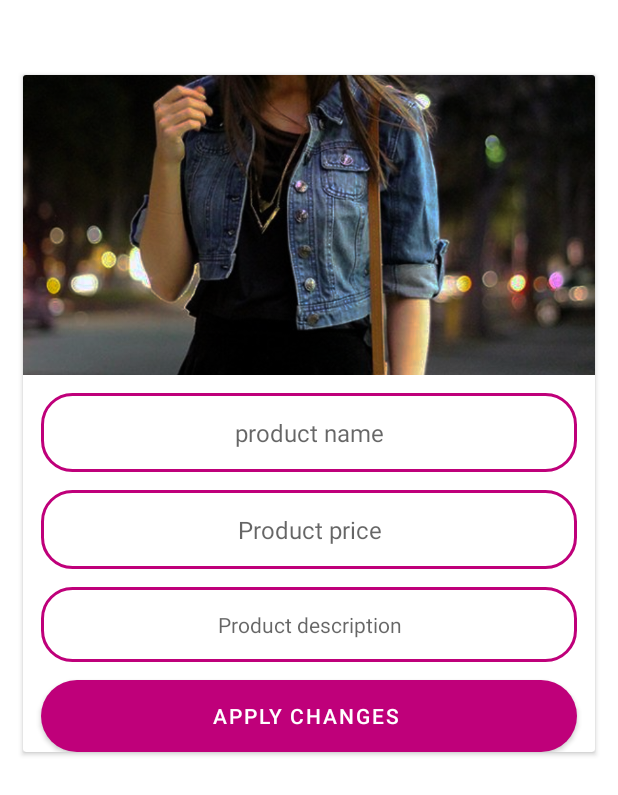
After one commit to BeautyOfPrograming/MyOnlineShop, an Android app: the layout activity_maintain.xml on its own in the app's theme, with its tools: preview values and no code run, on a phone screen of 412 x 824 dp. The commit adds this screen. Shown: the top 795 px of the screen. Run offline under Robolectric (Android 15) with nearby library versions, the phone set to English and light mode, and no system bars.

Commit message:
adding maintain activity

```diff
--- a/app/src/main/AndroidManifest.xml
+++ b/app/src/main/AndroidManifest.xml
@@ -11,7 +11,8 @@
         android:label="@string/app_name"
         android:roundIcon="@mipmap/ic_launcher_round"
         android:supportsRtl="true">
-        <activity android:name=".SearchActivity"></activity>
+        <activity android:name=".MaintainActivity"></activity>
+        <activity android:name=".SearchActivity" />
         <activity android:name=".AdminUserProductActivity" />
         <activity android:name=".AdminNewOrderActivity" />
         <activity android:name=".ConfirmFinalOrderActivity" />
--- a/app/src/main/java/com/example/myonlineshop/SearchActivity.java
+++ b/app/src/main/java/com/example/myonlineshop/SearchActivity.java
@@ -33,9 +33,9 @@ public class SearchActivity extends AppCompatActivity {
     @Override
     protected void onCreate(Bundle savedInstanceState) {
         super.onCreate(savedInstanceState);
-        setContentView(R.layout.activity_search);
 
 
+        setContentView(R.layout.activity_search);
         searchBtn = findViewById(R.id.searchBtn);
         searchBox = findViewById(R.id.searchBox);
 
--- /dev/null
+++ b/app/src/main/res/layout/activity_maintain.xml
@@ -0,0 +1,81 @@
+<?xml version="1.0" encoding="utf-8"?>
+<androidx.cardview.widget.CardView xmlns:android="http://schemas.android.com/apk/res/android"
+    xmlns:app="http://schemas.android.com/apk/res-auto"
+    xmlns:tools="http://schemas.android.com/tools"
+    android:layout_width="match_parent"
+    android:layout_height="wrap_content"
+    android:layout_marginStart="15dp"
+    android:layout_marginTop="50dp"
+    android:layout_marginEnd="15dp"
+    android:elevation="15dp">
+
+
+    <androidx.constraintlayout.widget.ConstraintLayout
+        android:layout_width="match_parent"
+        android:layout_height="wrap_content">
+
+
+        <ImageView
+            android:id="@+id/product_maintain_image"
+            android:layout_width="match_parent"
+            android:layout_height="200dp"
+            android:scaleType="centerCrop"
+            android:src="@drawable/login"
+            android:textColor="@color/colorPrimary"
+            app:layout_constraintTop_toTopOf="parent" />
+
+        <EditText
+            android:id="@+id/product_maintain_name"
+            android:layout_width="match_parent"
+            android:layout_height="wrap_content"
+            android:layout_margin="12dp"
+            android:layout_marginTop="40dp"
+            android:background="@drawable/sign_up_style"
+            android:hint="product name"
+            android:padding="15dp"
+            android:textAlignment="center"
+            android:textSize="16sp"
+            app:layout_constraintTop_toBottomOf="@id/product_maintain_image" />
+
+
+        <TextView
+            android:id="@+id/product_maintain_price"
+            android:layout_width="match_parent"
+            android:layout_height="wrap_content"
+            android:layout_margin="12dp"
+            android:layout_marginTop="20dp"
+            android:background="@drawable/sign_up_style"
+            android:hint="Product price"
+            android:padding="15dp"
+            android:textAlignment="center"
+            android:textSize="16sp"
+            app:layout_constraintTop_toBottomOf="@id/product_maintain_name" />
+
+        <TextView
+            android:id="@+id/product_maintain_description"
+            android:layout_width="match_parent"
+            android:layout_height="wrap_content"
+            android:layout_margin="12dp"
+            android:layout_marginTop="20dp"
+            android:background="@drawable/sign_up_style"
+            android:hint="Product description"
+            android:padding="15dp"
+            android:textAlignment="center"
+            app:layout_constraintTop_toBottomOf="@id/product_maintain_price" />
+
+
+        <Button
+            android:id="@+id/product_maintain_apply"
+            android:layout_width="match_parent"
+            android:layout_height="wrap_content"
+            android:layout_margin="12dp"
+            android:layout_marginTop="20dp"
+            android:background="@drawable/sign_style"
+            android:text="Apply changes "
+            android:textAlignment="center"
+            android:textColor="@color/white"
+            app:layout_constraintTop_toBottomOf="@id/product_maintain_description" />
+
+    </androidx.constraintlayout.widget.ConstraintLayout>
+
+</androidx.cardview.widget.CardView>
--- a/app/src/main/res/layout/product_items_layout.xml
+++ b/app/src/main/res/layout/product_items_layout.xml
@@ -2,8 +2,9 @@
 <androidx.constraintlayout.widget.ConstraintLayout xmlns:android="http://schemas.android.com/apk/res/android"
     xmlns:app="http://schemas.android.com/apk/res-auto"
     android:layout_width="match_parent"
-    android:layout_height="match_parent"
+    android:layout_height="wrap_content"
     android:layout_marginStart="15dp"
+    android:layout_marginTop="20dp"
     android:layout_marginEnd="15dp"
     android:elevation="15dp">
 
```
Also changed, not shown: app/src/main/java/com/example/myonlineshop/AdminCategoryActivity.java (+18 -1 lines), app/src/main/java/com/example/myonlineshop/HomeActivity.java (+18 -4 lines), app/src/main/java/com/example/myonlineshop/MaintainActivity.java (added, +14 -0 lines), app/src/main/res/layout/activity_admin_category.xml (+20 -8 lines).
